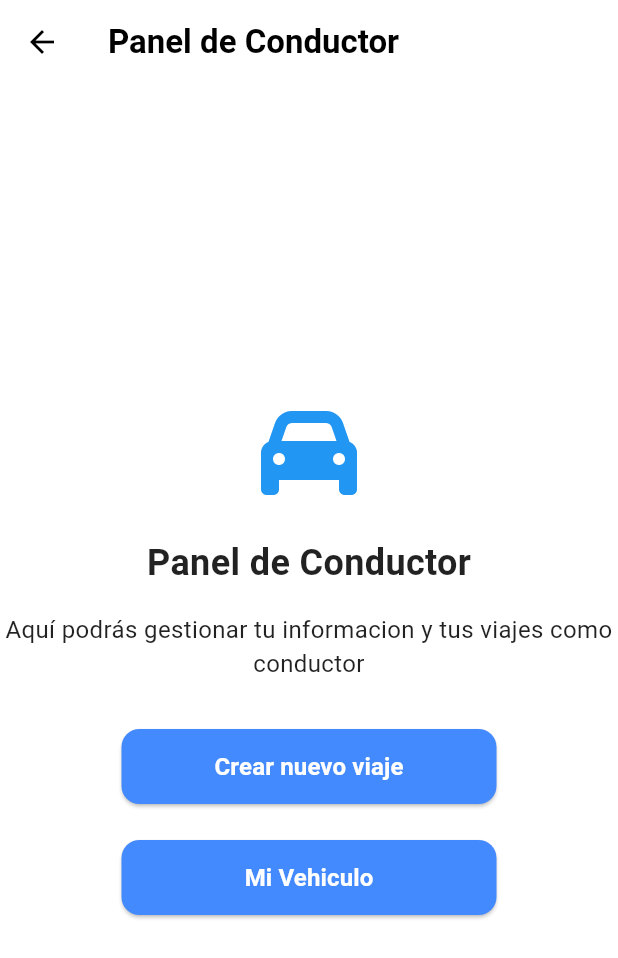
After one commit to JuanFelipeRomero/FreeWheel-Frontend, a Flutter app: the DriverScreen screen opened directly, on a phone screen of 412 x 824 dp. The commit adds this screen. Shown: the top 958 px of the screen. Run offline on Flutter 3.47's test engine with Material 3 defaults, Android fonts, the phone set to English and light mode, and no system bars; our stand-ins replace file_picker, flutter_dotenv, font_awesome_flutter, google_fonts, image_picker, shared_preferences; accounts and stored records are empty.

```diff
--- /dev/null
+++ b/lib/presentation/screens/driver_screen.dart
@@ -0,0 +1,79 @@
+// Placeholder for the conductor screen - you'll need to create this
+import 'package:flutter/cupertino.dart';
+import 'package:flutter/material.dart';
+import 'package:font_awesome_flutter/font_awesome_flutter.dart';
+import 'package:freewheel_frontend/presentation/screens/create_trip_screen.dart';
+
+class DriverScreen extends StatelessWidget {
+  const DriverScreen({super.key});
+
+  @override
+  Widget build(BuildContext context) {
+    return Scaffold(
+      appBar: AppBar(title: const Text('Panel de Conductor')),
+      body: Center(
+        child: Column(
+          mainAxisAlignment: MainAxisAlignment.center,
+          children: [
+            const Icon(FontAwesomeIcons.car, size: 64, color: Colors.blue),
+            const SizedBox(height: 24),
+            const Text(
+              'Panel de Conductor',
+              style: TextStyle(fontSize: 24, fontWeight: FontWeight.bold),
+            ),
+            const SizedBox(height: 16),
+            const Text(
+              'Aquí podrás gestionar tu informacion y tus viajes como conductor',
+              textAlign: TextAlign.center,
+              style: TextStyle(fontSize: 16),
+            ),
+            const SizedBox(height: 32),
+            ElevatedButton(
+              onPressed: () {
+                Navigator.push(context, MaterialPageRoute(builder: (context) => const CreateTripScreen()));
+              },
+              style: ButtonStyle(
+                // *** FIX: Use MaterialStateProperty instead of WidgetStateProperty ***
+                backgroundColor: MaterialStateProperty.all<Color>(
+                  Colors.blueAccent,
+                ),
+                shape: MaterialStateProperty.all<RoundedRectangleBorder>(
+                  RoundedRectangleBorder(
+                    borderRadius: BorderRadius.circular(12),
+                  ),
+                ),
+                minimumSize: MaterialStateProperty.all<Size>(
+                  // Added minimum size like in register screen
+                  const Size(250, 50),
+                ),
+              ),
+              child: const Text('Crear nuevo viaje', style: TextStyle(fontSize: 16, fontWeight: FontWeight.bold)),
+            ),
+
+            const SizedBox(height: 24),
+
+            ElevatedButton(
+              onPressed: () => {print('vehiculos')},
+              style: ButtonStyle(
+                // *** FIX: Use MaterialStateProperty instead of WidgetStateProperty ***
+                backgroundColor: MaterialStateProperty.all<Color>(
+                  Colors.blueAccent,
+                ),
+                shape: MaterialStateProperty.all<RoundedRectangleBorder>(
+                  RoundedRectangleBorder(
+                    borderRadius: BorderRadius.circular(12),
+                  ),
+                ),
+                minimumSize: MaterialStateProperty.all<Size>(
+                  // Added minimum size like in register screen
+                  const Size(250, 50),
+                ),
+              ),
+              child: const Text('Mi Vehiculo', style: TextStyle(fontSize: 16, fontWeight: FontWeight.bold)),
+            ),
+          ],
+        ),
+      ),
+    );
+  }
+}
--- a/lib/presentation/shell/main_screen.dart
+++ b/lib/presentation/shell/main_screen.dart
@@ -1,6 +1,7 @@
 import 'package:flutter/material.dart';
 import 'package:font_awesome_flutter/font_awesome_flutter.dart';
 import 'package:freewheel_frontend/data/services/auth_service.dart';
+import 'package:freewheel_frontend/presentation/screens/driver_screen.dart';
 import 'package:freewheel_frontend/presentation/screens/home_screen.dart';
 import 'package:freewheel_frontend/presentation/screens/profile_screen.dart';
 import 'package:freewheel_frontend/presentation/screens/search_trips_screen.dart';
@@ -39,7 +40,7 @@ class _MainScreenState extends State<MainScreen> {
 
     // Add conductor screen only if user is a driver
     if (_isDriver) {
-      options.add(const ConductorScreen());
+      options.add(const DriverScreen());
     }
 
     // Profile is always the last option
@@ -107,6 +108,7 @@ class _MainScreenState extends State<MainScreen> {
   }
 }
 
+/*
 // Placeholder for the conductor screen - you'll need to create this
 class ConductorScreen extends StatelessWidget {
   const ConductorScreen({super.key});
@@ -153,3 +155,4 @@ class ConductorScreen extends StatelessWidget {
     );
   }
 }
+*/
```
Also changed, not shown: lib/presentation/screens/create_trip_screen.dart (added, +29 -0 lines), lib/data/services/create_trip_service.dart (added).
